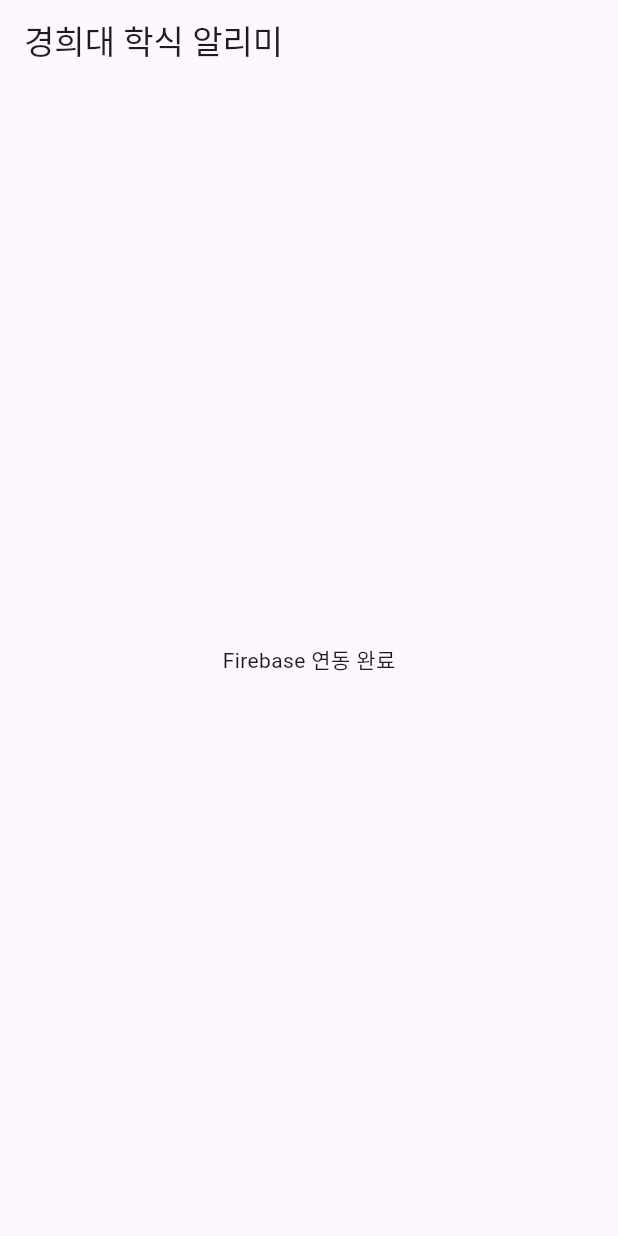
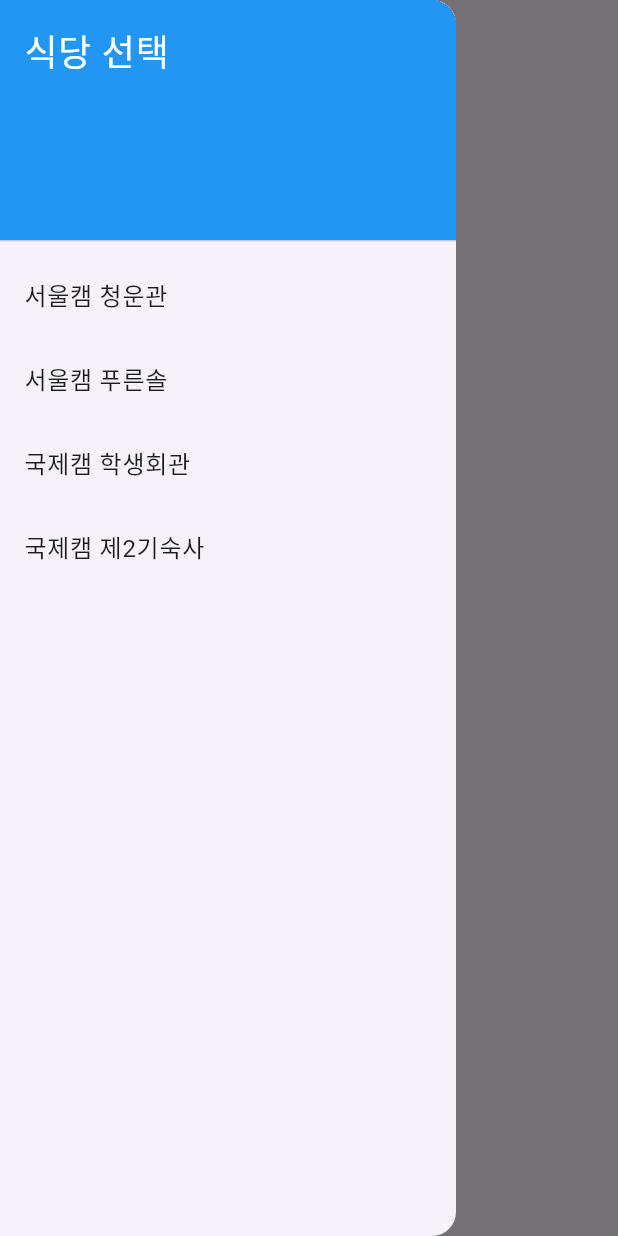
Before and after one commit to sodlfmag/khu_meal_app, a Flutter app: the screen it shows after launch, with the side drawer open (before the commit the screen has no drawer), on a phone screen of 412 x 824 dp. Run offline on Flutter 3.47's test engine with Material 3 defaults, Android fonts, the phone set to English and light mode, and no system bars; our stand-ins replace cloud_firestore, firebase_core; accounts and stored records are empty; generated files the repository leaves out were written again.

Commit message:
[FEAT] firestore에서 데이터를 가져오도록 main.dart 수정

```diff
--- a/lib/main.dart
+++ b/lib/main.dart
@@ -1,8 +1,9 @@
 import 'package:flutter/material.dart';
 import 'package:firebase_core/firebase_core.dart';
-import 'firebase_options.dart';
+import 'package:cloud_firestore/cloud_firestore.dart';
+import 'firebase_options.dart'; // flutterfire configure로 생성된 파일
 
-void main() async {
+Future<void> main() async {
   WidgetsFlutterBinding.ensureInitialized();
   await Firebase.initializeApp(
     options: DefaultFirebaseOptions.currentPlatform,
@@ -15,10 +16,98 @@ class MyApp extends StatelessWidget {
   Widget build(BuildContext context) {
     return MaterialApp(
       title: '경희대 학식 알리미',
-      theme: ThemeData(primarySwatch: Colors.blue),
-      home: Scaffold(
-        appBar: AppBar(title: Text('경희대 학식 알리미')),
-        body: Center(child: Text('Firebase 연동 완료')),
+      home: HomeScreen(),
+    );
+  }
+}
+
+
+class HomeScreen extends StatefulWidget {
+  @override
+  _HomeScreenState createState() => _HomeScreenState();
+}
+
+class _HomeScreenState extends State<HomeScreen> {
+  // 기본 선택 탭: 서울캠 청운관 (Firestore 필드: seoul_chungwoon)
+  String selectedField = "seoul_chungwoon";
+
+  // Drawer에 표시할 메뉴와 Firestore 필드 매핑
+  final Map<String, String> tabMapping = {
+    "서울캠 청운관": "seoul_chungwoon",
+    "서울캠 푸른솔": "seoul_puruensol",
+    "국제캠 학생회관": "global_studentunion",
+    "국제캠 제2기숙사": "global_dorm2",
+  };
+
+  @override
+  Widget build(BuildContext context) {
+    return Scaffold(
+      appBar: AppBar(
+        title: Text('경희대 학식 알리미'),
+      ),
+      drawer: Drawer(
+        child: ListView(
+          padding: EdgeInsets.zero,
+          children: [
+            // Drawer 헤더
+            DrawerHeader(
+              decoration: BoxDecoration(
+                color: Colors.blue,
+              ),
+              child: Text(
+                '식당 선택',
+                style: TextStyle(
+                  color: Colors.white,
+                  fontSize: 24,
+                ),
+              ),
+            ),
+            // 각 ListTile 생성
+            for (String displayName in tabMapping.keys)
+              ListTile(
+                title: Text(displayName),
+                onTap: () {
+                  setState(() {
+                    selectedField = tabMapping[displayName]!;
+                  });
+                  Navigator.pop(context);
+                },
+              ),
+          ],
+        ),
+      ),
+      body: Center(
+        child: FutureBuilder<DocumentSnapshot<Map<String, dynamic>>>(
+  future: FirebaseFirestore.instance
+      .collection("menu_links")
+      .doc("latest")
+      .get(),
+  builder: (context, snapshot) {
+    if (snapshot.connectionState == ConnectionState.waiting) {
+      return CircularProgressIndicator();
+    } else if (snapshot.hasError) {
+      return Text("데이터 로드 중 에러 발생: ${snapshot.error}");
+    } else if (!snapshot.hasData || !snapshot.data!.exists) {
+      if (selectedField == "global_dorm2") {
+        return Image.network(
+            "https://via.placeholder.com/300?text=국제캠+제2기숙사");
+      }
+      return Text("데이터를 찾을 수 없습니다.");
+    } else {
+      var data = snapshot.data!.data()!;
+      String? imageUrl = data[selectedField];
+      if (selectedField == "global_dorm2" &&
+          (imageUrl == null || imageUrl.isEmpty)) {
+        imageUrl =
+            "https://via.placeholder.com/300?text=국제캠+제2기숙사";
+      }
+      if (imageUrl == null || imageUrl.isEmpty) {
+        return Text("이미지 URL이 없습니다.");
+      }
+      return Image.network(imageUrl);
+    }
+  },
+),
       ),
     );
   }
```
Also changed, not shown: 1 other file.
